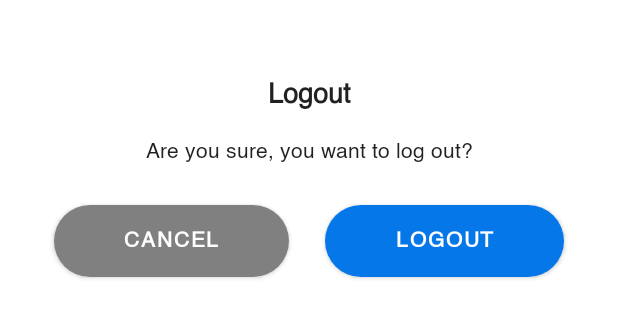
After one commit to MuneebAbro/UNIVerse-A-Social-Media-App, an Android app: the layout dialog_layout.xml on its own in the app's theme, with its tools: preview values and no code run, on a phone screen of 412 x 824 dp. The commit adds this screen. Shown: the top 318 px of the screen. Run offline under Robolectric (Android 15) with nearby library versions, the phone set to English and light mode, and no system bars.

Commit message:
added dialog layout

```diff
--- a/app/src/main/java/com/example/universe/ui/profile/ProfileFragment.kt
+++ b/app/src/main/java/com/example/universe/ui/profile/ProfileFragment.kt
@@ -1,5 +1,6 @@
 package com.example.universe.ui.profile
 
+import android.app.AlertDialog
 import android.content.Context
 import android.content.Intent
 import android.os.Bundle
@@ -8,6 +9,7 @@ import android.view.LayoutInflater
 import android.view.View
 import android.view.ViewGroup
 import androidx.fragment.app.activityViewModels
+import com.example.universe.R
 import com.example.universe.databinding.FragmentProfileBinding
 import com.example.universe.ui.login.SignUpActivity
 import com.example.universe.model.SharedViewModel
@@ -37,6 +39,9 @@ class ProfileFragment : Fragment() {
             intent.putExtra("MODE", 1)
             activity?.startActivity(intent)
         }
+
+//        AlertDialog.Builder(requireContext(), R.layout.dialog_layout).show()
+
 
         return root
     }
--- /dev/null
+++ b/app/src/main/res/drawable/circular_btn.xml
@@ -0,0 +1,6 @@
+<!-- res/drawable/rounded_edit_text.xml -->
+<shape xmlns:android="http://schemas.android.com/apk/res/android">
+    <solid android:color="@color/gray_hint" /> <!-- Light gray background -->
+    <corners android:radius="32dp" /> <!-- Rounded corners -->
+
+</shape>
--- /dev/null
+++ b/app/src/main/res/drawable/circular_btn_blue.xml
@@ -0,0 +1,6 @@
+<!-- res/drawable/rounded_edit_text.xml -->
+<shape xmlns:android="http://schemas.android.com/apk/res/android">
+    <solid android:color="@color/priamry_blue" /> <!-- Light gray background -->
+    <corners android:radius="32dp" /> <!-- Rounded corners -->
+
+</shape>
--- /dev/null
+++ b/app/src/main/res/layout/dialog_layout.xml
@@ -0,0 +1,84 @@
+<?xml version="1.0" encoding="utf-8"?>
+<androidx.constraintlayout.widget.ConstraintLayout xmlns:android="http://schemas.android.com/apk/res/android"
+    xmlns:app="http://schemas.android.com/apk/res-auto"
+    android:layout_width="match_parent"
+    android:layout_height="wrap_content"
+    android:elevation="8dp"
+    android:padding="24dp">
+
+    <com.google.android.material.card.MaterialCardView
+        android:layout_width="match_parent"
+        android:layout_height="wrap_content"
+        android:backgroundTint="@color/bkg"
+        app:cardCornerRadius="12dp"
+
+        app:layout_constraintEnd_toEndOf="parent"
+        app:layout_constraintStart_toStartOf="parent"
+        app:layout_constraintTop_toTopOf="parent">
+
+        <androidx.constraintlayout.widget.ConstraintLayout
+            android:layout_width="match_parent"
+            android:layout_height="match_parent">
+
+
+            <TextView
+                android:id="@+id/logoutTVStatic"
+                style="@style/TextAppearance.Nexa.Bold"
+                android:layout_width="wrap_content"
+                android:layout_height="wrap_content"
+                android:layout_margin="24dp"
+                android:text="Logout"
+                android:textSize="18sp"
+                app:layout_constraintEnd_toEndOf="parent"
+                app:layout_constraintStart_toStartOf="parent"
+                app:layout_constraintTop_toTopOf="parent" />
+
+            <TextView
+                android:id="@+id/confirmationTV"
+                style="@style/TextAppearance.Nexa.Regular"
+                android:layout_width="wrap_content"
+                android:layout_height="wrap_content"
+                android:layout_marginTop="12dp"
+                android:text="Are you sure, you want to log out?"
+                android:textSize="14sp"
+                app:layout_constraintEnd_toEndOf="@+id/logoutTVStatic"
+                app:layout_constraintStart_toStartOf="@+id/logoutTVStatic"
+                app:layout_constraintTop_toBottomOf="@id/logoutTVStatic" />
+
+            <LinearLayout
+                android:layout_width="match_parent"
+                android:layout_height="wrap_content"
+                android:layout_marginTop="12dp"
+                android:orientation="horizontal"
+                app:layout_constraintEnd_toEndOf="@+id/confirmationTV"
+                app:layout_constraintStart_toStartOf="@+id/confirmationTV"
+                app:layout_constraintTop_toBottomOf="@id/confirmationTV">
+
+                <Button
+                    android:layout_width="wrap_content"
+                    android:layout_height="wrap_content"
+                    android:layout_margin="12dp"
+                    android:layout_weight="1"
+                    android:background="@drawable/circular_btn"
+                    android:text="Cancel"
+                    android:textColor="@color/white"
+                    android:textStyle="bold"
+                    app:backgroundTint="@color/gray_hint" />
+
+                <Button
+                    android:layout_width="wrap_content"
+                    android:layout_height="wrap_content"
+                    android:layout_margin="12dp"
+                    android:layout_weight="1"
+                    android:background="@drawable/circular_btn_blue"
+                    android:text="Logout"
+                    android:textColor="@color/white"
+                    android:textStyle="bold"
+                    app:backgroundTint="@color/priamry_blue" />
+            </LinearLayout>
+
+
+        </androidx.constraintlayout.widget.ConstraintLayout>
+    </com.google.android.material.card.MaterialCardView>
+
+</androidx.constraintlayout.widget.ConstraintLayout>
```
